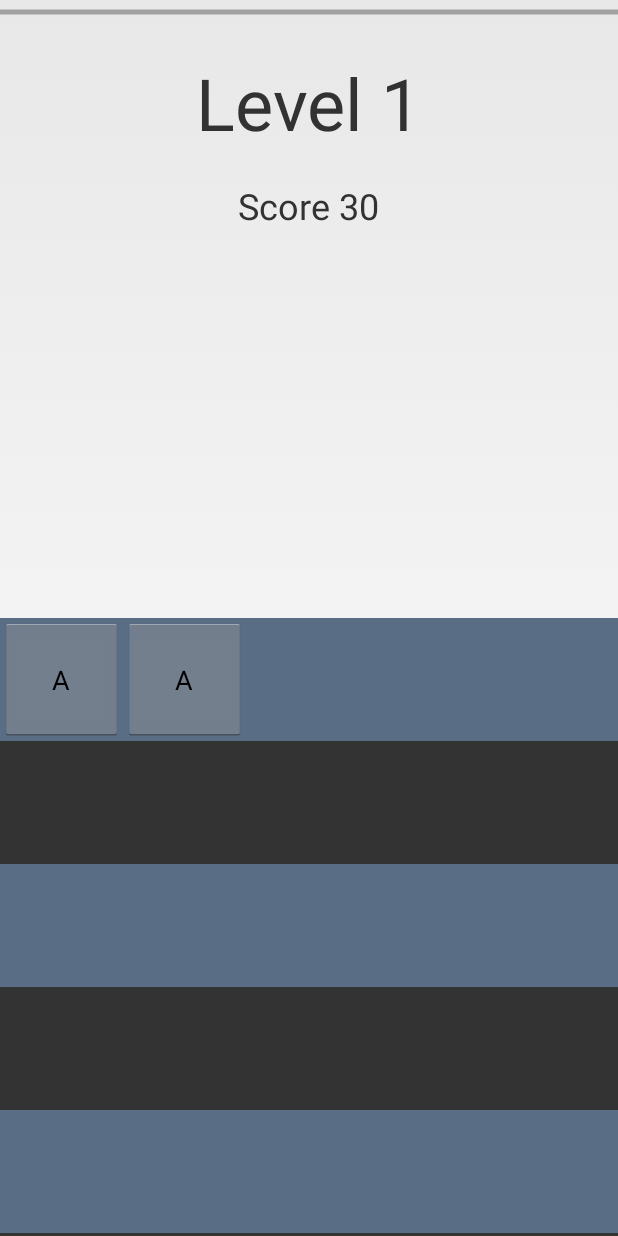
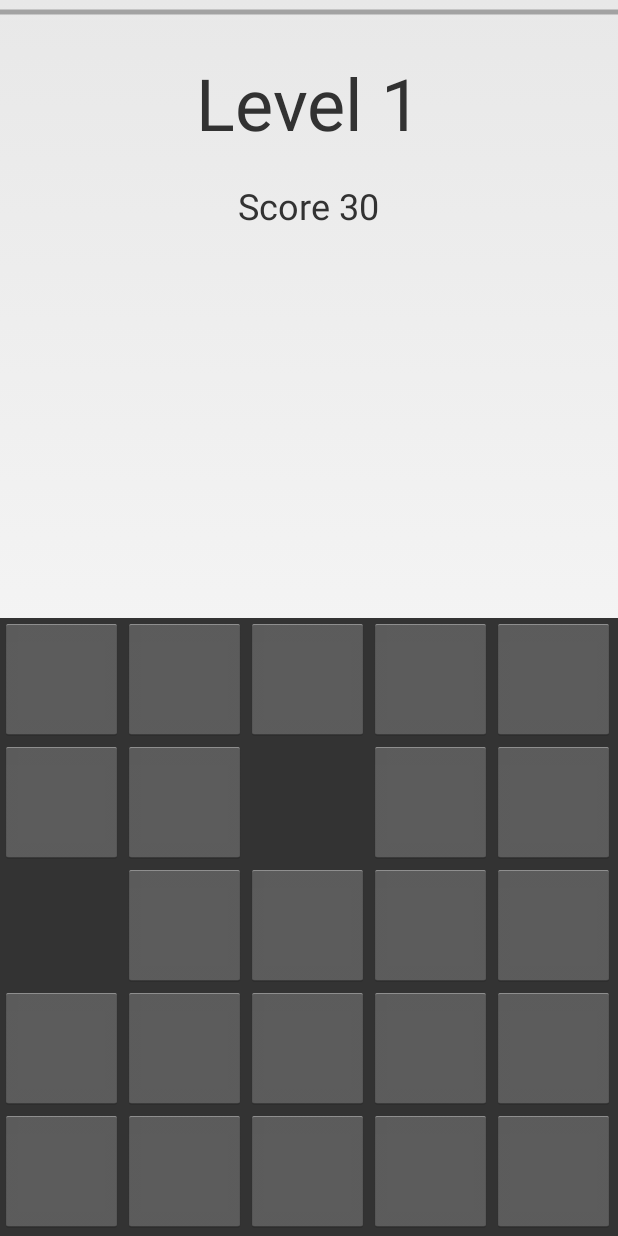
Before and after one commit to ana-balica/meow_letters, an Android app: the GameActivity screen opened directly, with no data from a screen before it, on a phone screen of 412 x 824 dp. Run offline under Robolectric (Android 15) with nearby library versions, the phone set to English and light mode, and no system bars.

Commit message:
create a dummy grid for the game activity

```diff
--- a/app/src/main/java/anabalica/github/io/meowletters/GameActivity.java
+++ b/app/src/main/java/anabalica/github/io/meowletters/GameActivity.java
@@ -4,6 +4,7 @@ import android.app.Activity;
 import android.os.Bundle;
 import android.view.Menu;
 import android.view.MenuItem;
+import android.view.View;
 
 
 /**
@@ -42,4 +43,8 @@ public class GameActivity extends Activity {
 
         return super.onOptionsItemSelected(item);
     }
+
+    public void selectLetter(View view) {
+        System.out.println("Button pressed");
+    }
 }
--- a/app/src/main/res/layout/activity_game.xml
+++ b/app/src/main/res/layout/activity_game.xml
@@ -44,50 +44,177 @@
         custom:rowsCount="5">
 
         <anabalica.github.io.meowletters.customviews.CustomTableRow
-            android:layout_width="0dp"
-            android:layout_height="0dp"
-            android:background="#ff596d85"
-            custom:columnsCount="5">
+            style="@style/customtablerow_5_columns">
 
             <anabalica.github.io.meowletters.customviews.SquareButton
-                android:layout_width="0dp"
-                android:layout_height="0dp"
-                android:text="A" />
+                android:id="@+id/letter_00_button"
+                custom:row="0"
+                custom:column="0"
+                style="@style/letter_button"/>
 
             <anabalica.github.io.meowletters.customviews.SquareButton
-                android:layout_width="0dp"
-                android:layout_height="0dp"
-                android:text="A" />
+                android:id="@+id/letter_01_button"
+                custom:row="0"
+                custom:column="1"
+                style="@style/letter_button"/>
+
+            <anabalica.github.io.meowletters.customviews.SquareButton
+                android:id="@+id/letter_02_button"
+                custom:row="0"
+                custom:column="2"
+                style="@style/letter_button"/>
+
+            <anabalica.github.io.meowletters.customviews.SquareButton
+                android:id="@+id/letter_03_button"
+                custom:row="0"
+                custom:column="3"
+                style="@style/letter_button"/>
+
+            <anabalica.github.io.meowletters.customviews.SquareButton
+                android:id="@+id/letter_04_button"
+                custom:row="0"
+                custom:column="4"
+                style="@style/letter_button"/>
 
         </anabalica.github.io.meowletters.customviews.CustomTableRow>
 
         <anabalica.github.io.meowletters.customviews.CustomTableRow
-            android:layout_width="0dp"
-            android:layout_height="0dp"
-            custom:columnsCount="5">
+            style="@style/customtablerow_5_columns">
+
+            <anabalica.github.io.meowletters.customviews.SquareButton
+                android:id="@+id/letter_10_button"
+                custom:row="1"
+                custom:column="0"
+                style="@style/letter_button"/>
+
+            <anabalica.github.io.meowletters.customviews.SquareButton
+                android:id="@+id/letter_11_button"
+                custom:row="1"
+                custom:column="1"
+                style="@style/letter_button"/>
+
+            <anabalica.github.io.meowletters.customviews.SquareButton
+                android:id="@+id/letter_12_button"
+                custom:row="1"
+                custom:column="2"
+                style="@style/invisible_letter_button"/>
+
+            <anabalica.github.io.meowletters.customviews.SquareButton
+                android:id="@+id/letter_13_button"
+                custom:row="1"
+                custom:column="3"
+                style="@style/letter_button"/>
+
+            <anabalica.github.io.meowletters.customviews.SquareButton
+                android:id="@+id/letter_14_button"
+                custom:row="1"
+                custom:column="4"
+                style="@style/letter_button"/>
 
         </anabalica.github.io.meowletters.customviews.CustomTableRow>
 
         <anabalica.github.io.meowletters.customviews.CustomTableRow
-            android:layout_width="0dp"
-            android:layout_height="0dp"
-            android:background="#ff596d85"
-            custom:columnsCount="5">
+            style="@style/customtablerow_5_columns">
+
+            <anabalica.github.io.meowletters.customviews.SquareButton
+                android:id="@+id/letter_20_button"
+                custom:row="2"
+                custom:column="0"
+                style="@style/invisible_letter_button"/>
+
+            <anabalica.github.io.meowletters.customviews.SquareButton
+                android:id="@+id/letter_21_button"
+                custom:row="2"
+                custom:column="1"
+                style="@style/letter_button"/>
+
+            <anabalica.github.io.meowletters.customviews.SquareButton
+                android:id="@+id/letter_22_button"
+                custom:row="2"
+                custom:column="2"
+                style="@style/letter_button"/>
+
+            <anabalica.github.io.meowletters.customviews.SquareButton
+                android:id="@+id/letter_23_button"
+                custom:row="2"
+                custom:column="3"
+                style="@style/letter_button"/>
+
+            <anabalica.github.io.meowletters.customviews.SquareButton
+                android:id="@+id/letter_24_button"
+                custom:row="2"
+                custom:column="4"
+                style="@style/letter_button"/>
 
         </anabalica.github.io.meowletters.customviews.CustomTableRow>
 
         <anabalica.github.io.meowletters.customviews.CustomTableRow
-            android:layout_width="0dp"
-            android:layout_height="0dp"
-            custom:columnsCount="5">
+            style="@style/customtablerow_5_columns">
+
+            <anabalica.github.io.meowletters.customviews.SquareButton
+                android:id="@+id/letter_30_button"
+                custom:row="3"
+                custom:column="0"
+                style="@style/letter_button"/>
+
+            <anabalica.github.io.meowletters.customviews.SquareButton
+                android:id="@+id/letter_31_button"
+                custom:row="3"
+                custom:column="1"
+                style="@style/letter_button"/>
+
+            <anabalica.github.io.meowletters.customviews.SquareButton
+                android:id="@+id/letter_32_button"
+                custom:row="3"
+                custom:column="2"
+                style="@style/letter_button"/>
+
+            <anabalica.github.io.meowletters.customviews.SquareButton
+                android:id="@+id/letter_33_button"
+                custom:row="3"
+                custom:column="3"
+                style="@style/letter_button"/>
+
+            <anabalica.github.io.meowletters.customviews.SquareButton
+                android:id="@+id/letter_34_button"
+                custom:row="3"
+                custom:column="4"
+                style="@style/letter_button"/>
 
         </anabalica.github.io.meowletters.customviews.CustomTableRow>
 
         <anabalica.github.io.meowletters.customviews.CustomTableRow
-            android:layout_width="0dp"
-            android:layout_height="0dp"
-            android:background="#ff596d85"
-            custom:columnsCount="5">
+            style="@style/customtablerow_5_columns">
+
+            <anabalica.github.io.meowletters.customviews.SquareButton
+                android:id="@+id/letter_40_button"
+                custom:row="4"
+                custom:column="0"
+                style="@style/letter_button"/>
+
+            <anabalica.github.io.meowletters.customviews.SquareButton
+                android:id="@+id/letter_41_button"
+                custom:row="4"
+                custom:column="1"
+                style="@style/letter_button"/>
+
+            <anabalica.github.io.meowletters.customviews.SquareButton
+                android:id="@+id/letter_42_button"
+                custom:row="4"
+                custom:column="2"
+                style="@style/letter_button"/>
+
+            <anabalica.github.io.meowletters.customviews.SquareButton
+                android:id="@+id/letter_43_button"
+                custom:row="4"
+                custom:column="3"
+                style="@style/letter_button"/>
+
+            <anabalica.github.io.meowletters.customviews.SquareButton
+                android:id="@+id/letter_44_button"
+                custom:row="4"
+                custom:column="4"
+                style="@style/letter_button"/>
 
         </anabalica.github.io.meowletters.customviews.CustomTableRow>
 
--- a/app/src/main/res/values/styles.xml
+++ b/app/src/main/res/values/styles.xml
@@ -14,4 +14,20 @@
         <item name="android:paddingBottom">@dimen/menu_button_padding_bottom</item>
     </style>
 
+    <style name="customtablerow_5_columns">
+        <item name="android:layout_width">0dp</item>
+        <item name="android:layout_height">0dp</item>
+        <item name="columnsCount">5</item>
+    </style>
+
+    <style name="letter_button">
+        <item name="android:layout_width">0dp</item>
+        <item name="android:layout_height">0dp</item>
+        <item name="android:onClick">selectLetter</item>
+    </style>
+
+    <style name="invisible_letter_button" parent="@style/letter_button">
+        <item name="android:visibility">invisible</item>
+    </style>
+
 </resources>
```
